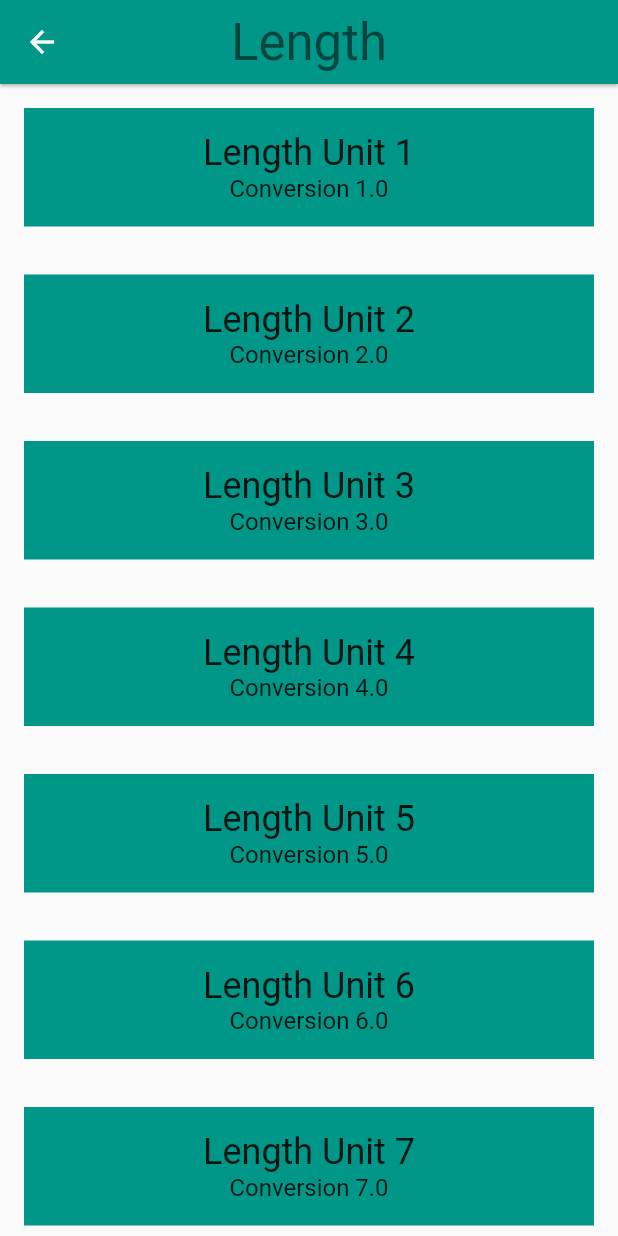
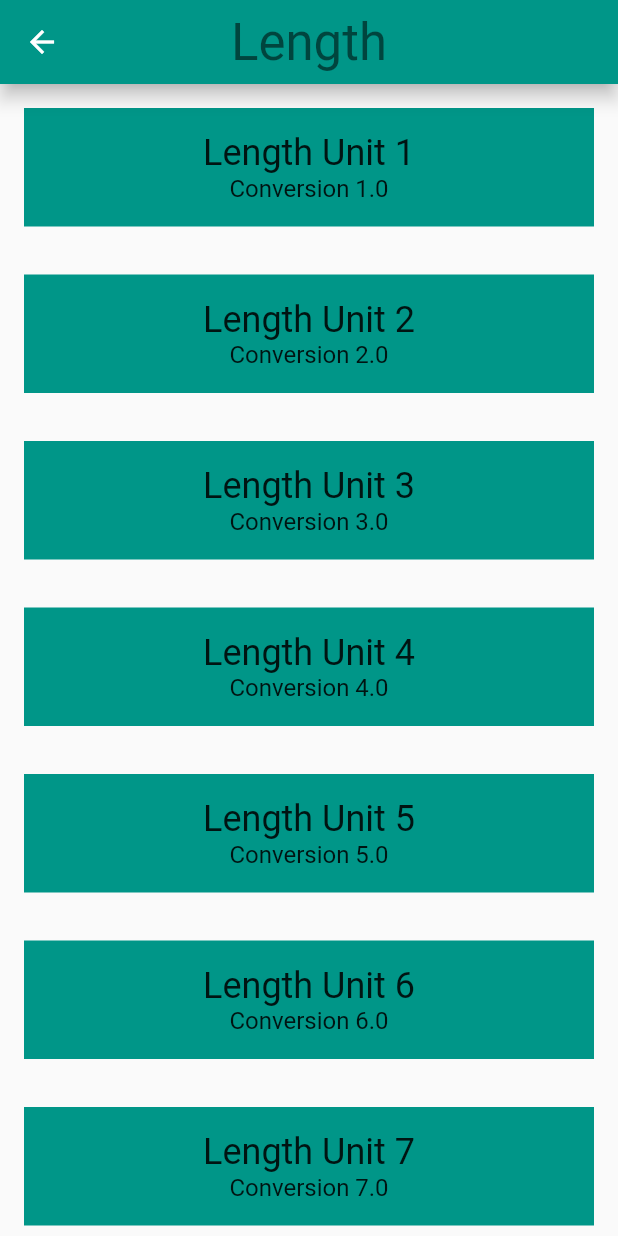
Before and after one commit to TalhaTZA/flutter_unit_convertor, a Flutter app: the screen it shows after launch, after a tap on "Length", on a phone screen of 412 x 824 dp. Run offline on Flutter 3.47's test engine with Material 2 defaults, Android fonts, the phone set to English and light mode, and no system bars.

Commit message:
Converted to stateful widget

```diff
--- a/lib/category.dart
+++ b/lib/category.dart
@@ -38,7 +38,7 @@ class Category extends StatelessWidget {
         .push(MaterialPageRoute<Null>(builder: (BuildContext context) {
       return Scaffold(
         appBar: AppBar(
-          elevation: 1.0,
+          elevation: 5.0,
           title: Text(
             name,
             style: Theme.of(context).textTheme.display1,
--- a/lib/category_route.dart
+++ b/lib/category_route.dart
@@ -4,8 +4,15 @@ import 'category.dart';
 
 final _backgroundColor = Colors.green[100];
 
-class CategoryRoute extends StatelessWidget {
+class CategoryRoute extends StatefulWidget {
   const CategoryRoute();
+
+  @override
+  _CategoryRouteState createState() => _CategoryRouteState();
+}
+
+class _CategoryRouteState extends State<CategoryRoute> {
+  final _categories = <Category>[];
 
   static const _categoryNames = <String>[
     'Length',
@@ -45,21 +52,10 @@ class CategoryRoute extends StatelessWidget {
 
   @override
   Widget build(BuildContext context) {
-    final categories = <Category>[];
-
-    for (var i = 0; i < _categoryNames.length; i++) {
-      categories.add(Category(
-        name: _categoryNames[i],
-        color: _baseColors[i],
-        iconLocation: Icons.cake,
-        units: _retrieveUnitList(_categoryNames[i]),
-      ));
-    }
-
     final listView = Container(
       color: _backgroundColor,
       padding: EdgeInsets.symmetric(horizontal: 8.0),
-      child: _buildCategoryWidgets(categories),
+      child: _buildCategoryWidgets(_categories),
     );
 
     final appBar = AppBar(
@@ -80,4 +76,17 @@ class CategoryRoute extends StatelessWidget {
       body: listView,
     );
   }
+
+  @override
+  void initState() {
+    super.initState();
+    for (var i = 0; i < _categoryNames.length; i++) {
+      _categories.add(Category(
+        name: _categoryNames[i],
+        color: _baseColors[i],
+        iconLocation: Icons.cake,
+        units: _retrieveUnitList(_categoryNames[i]),
+      ));
+    }
+  }
 }
--- a/lib/convertor_route.dart
+++ b/lib/convertor_route.dart
@@ -3,7 +3,7 @@ import 'package:meta/meta.dart';
 
 import 'unit.dart';
 
-class ConvertorRoute extends StatelessWidget {
+class ConvertorRoute extends StatefulWidget {
   final Color color;
 
   final List<Unit> units;
@@ -15,10 +15,15 @@ class ConvertorRoute extends StatelessWidget {
         assert(units != null);
 
   @override
+  _ConvertorRouteState createState() => _ConvertorRouteState();
+}
+
+class _ConvertorRouteState extends State<ConvertorRoute> {
+  @override
   Widget build(BuildContext context) {
-    final unitWidgets = units.map((Unit unit) {
+    final unitWidgets = widget.units.map((Unit unit) {
       return Container(
-        color: color,
+        color: widget.color,
         margin: EdgeInsets.all(16.0),
         padding: EdgeInsets.all(16.0),
         child: Column(
```
